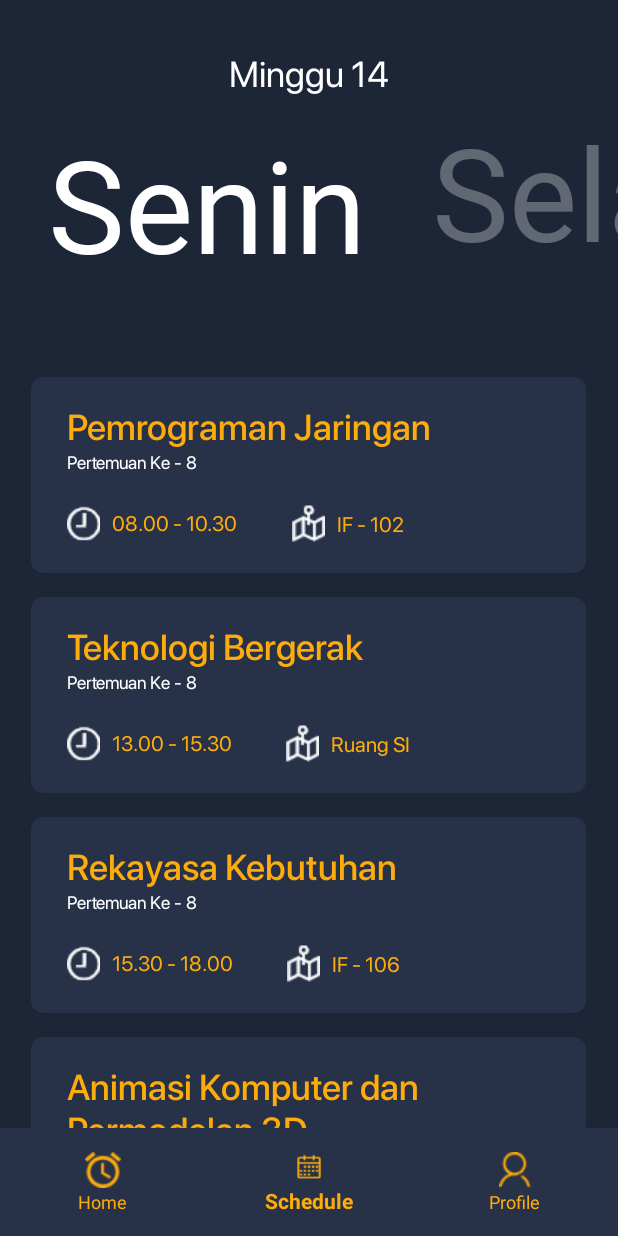
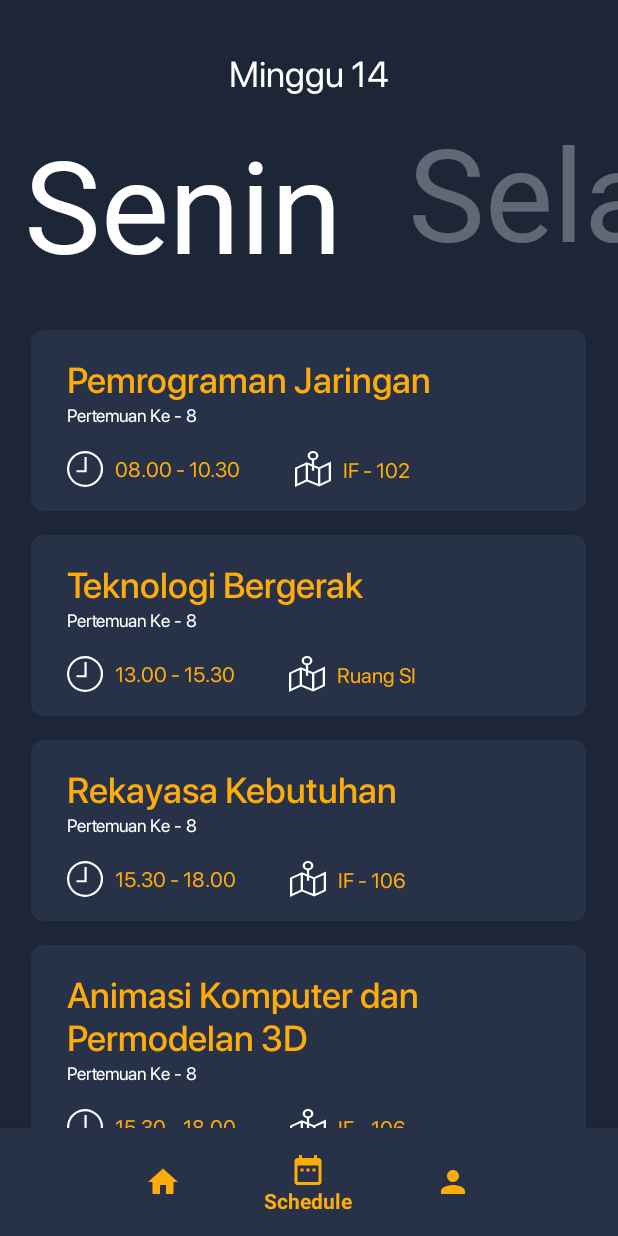
Before and after one commit to FalahFilano/Sikemas, an Android app: the screen it shows after launch (MainActivity), item 2 of the bottom bar chosen, on a phone screen of 412 x 824 dp. Run offline under Robolectric (Android 15) with nearby library versions, the phone set to English and light mode, and no system bars.

Commit message:
layout sip anti bug

```diff
--- a/app/src/main/java/com/filano/sikemastekber/Fragment/ScheduleFragment.java
+++ b/app/src/main/java/com/filano/sikemastekber/Fragment/ScheduleFragment.java
@@ -6,12 +6,11 @@ import android.support.design.widget.TabLayout;
 import android.support.v4.app.Fragment;
 import android.support.v4.app.FragmentManager;
 import android.support.v4.app.FragmentPagerAdapter;
+import android.support.v4.app.FragmentStatePagerAdapter;
 import android.support.v4.view.ViewPager;
 import android.view.LayoutInflater;
 import android.view.View;
 import android.view.ViewGroup;
-
-import com.filano.sikemastekber.Fragment.ScheduleRecyclerFragment;
 import com.filano.sikemastekber.R;
 
 import java.util.ArrayList;
@@ -44,7 +43,7 @@ public class ScheduleFragment extends Fragment {
     }
 
     private void setupViewPager(ViewPager viewPager) {
-        ViewPagerAdapter adapter = new ViewPagerAdapter(getActivity().getSupportFragmentManager());
+        ViewPagerAdapter adapter = new ViewPagerAdapter(getChildFragmentManager());
         adapter.addFragment(new ScheduleRecyclerFragment(), "Senin");
         adapter.addFragment(new ScheduleRecyclerFragment(), "Selasa");
         adapter.addFragment(new ScheduleRecyclerFragment(), "Rabu");
@@ -53,7 +52,7 @@ public class ScheduleFragment extends Fragment {
         viewPager.setAdapter(adapter);
     }
 
-    class ViewPagerAdapter extends FragmentPagerAdapter {
+    class ViewPagerAdapter extends FragmentStatePagerAdapter {
         private final List<ScheduleRecyclerFragment> mScheduleRecyclerFragmentList = new ArrayList<>();
         private final List<String> mFragmentTitleList = new ArrayList<>();
 
--- a/app/src/main/java/com/filano/sikemastekber/Fragment/ScheduleRecyclerFragment.java
+++ b/app/src/main/java/com/filano/sikemastekber/Fragment/ScheduleRecyclerFragment.java
@@ -52,6 +52,7 @@ public class ScheduleRecyclerFragment extends android.support.v4.app.Fragment {
         itemList.add(new Course("Teknologi Bergerak", "13.00 - 15.30", "Ruang SI", "UAS - Progress Final Project", 8));
         itemList.add(new Course("Rekayasa Kebutuhan", "15.30 - 18.00", "IF - 106", "UAS - Progress Final Project", 8));
         itemList.add(new Course("Animasi Komputer dan Permodelan 3D", "15.30 - 18.00", "IF - 106", "bersama ericko", 8));
-
+        itemList.add(new Course("Animasi Komputer dan Permodelan 3D", "15.30 - 18.00", "IF - 106", "bersama ericko", 8));
+        itemList.add(new Course("Animasi Komputer dan Permodelan 3D", "15.30 - 18.00", "IF - 106", "bersama ericko", 8));
     }
 }
--- /dev/null
+++ b/app/src/main/res/drawable/calendar.xml
@@ -0,0 +1,5 @@
+<vector android:height="24dp" android:tint="#FFFFFF"
+    android:viewportHeight="24.0" android:viewportWidth="24.0"
+    android:width="24dp" xmlns:android="http://schemas.android.com/apk/res/android">
+    <path android:fillColor="#FF000000" android:pathData="M9,11L7,11v2h2v-2zM13,11h-2v2h2v-2zM17,11h-2v2h2v-2zM19,4h-1L18,2h-2v2L8,4L8,2L6,2v2L5,4c-1.11,0 -1.99,0.9 -1.99,2L3,20c0,1.1 0.89,2 2,2h14c1.1,0 2,-0.9 2,-2L21,6c0,-1.1 -0.9,-2 -2,-2zM19,20L5,20L5,9h14v11z"/>
+</vector>
--- /dev/null
+++ b/app/src/main/res/drawable/clock.xml
@@ -0,0 +1,4 @@
+<vector android:height="24dp" android:viewportHeight="61.35"
+    android:viewportWidth="61.35" android:width="24dp" xmlns:android="http://schemas.android.com/apk/res/android">
+    <path android:fillColor="#fff" android:pathData="M30.67,61.35A30.74,30.74 0,0 1,18.77 59,30 30,0 0,1 9,52.37 31.21,31.21 0,0 1,2.4 42.63,30.73 30.73,0 0,1 30.67,0a31,31 0,0 1,12 2.4A31.56,31.56 0,0 1,52.32 9,31.24 31.24,0 0,1 59,18.72a31,31 0,0 1,0 23.91,31.24 31.24,0 0,1 -6.63,9.74A29.89,29.89 0,0 1,42.58 59,30.57 30.57,0 0,1 30.67,61.35ZM30.67,3.74A27,27 0,0 0,5.86 41.19a27.59,27.59 0,0 0,5.81 8.54,26.33 26.33,0 0,0 8.54,5.76A26.91,26.91 0,0 0,49.68 11.62a26.33,26.33 0,0 0,-8.54 -5.76A26.69,26.69 0,0 0,30.67 3.74ZM33.51,36.39L16.08,36.39L16.08,32.64L29.76,32.64L29.76,10.13h3.75Z"/>
+</vector>
--- /dev/null
+++ b/app/src/main/res/drawable/home.xml
@@ -0,0 +1,5 @@
+<vector android:height="24dp" android:tint="#FFFFFF"
+    android:viewportHeight="24.0" android:viewportWidth="24.0"
+    android:width="24dp" xmlns:android="http://schemas.android.com/apk/res/android">
+    <path android:fillColor="#FF000000" android:pathData="M10,20v-6h4v6h5v-8h3L12,3 2,12h3v8z"/>
+</vector>
--- /dev/null
+++ b/app/src/main/res/drawable/map.xml
@@ -0,0 +1,4 @@
+<vector android:height="24dp" android:viewportHeight="67.4"
+    android:viewportWidth="59.14" android:width="24dp" xmlns:android="http://schemas.android.com/apk/res/android">
+    <path android:fillColor="#fff" android:pathData="M59.14,19.87L59.14,56.16L39.75,66.39 19.49,57.12 0,67.4L0,31.2L19.39,20.93l8.31,3.84L27.7,17.33a8.78,8.78 0,1 1,3.74 0v9.12l8.21,3.79ZM3.74,61.21l13.83,-7.3L17.57,26.11L3.74,33.46ZM27.74,37.21L27.74,28.9l-6.39,-3L21.35,53.81L37.83,61.4L37.83,33.56l-6.39,-3L31.44,37.2ZM29.61,13.79a5,5 0,1 0,-5 -5A5,5 0,0 0,29.57 13.78ZM55.4,26.11 L41.57,33.46L41.57,61.21l13.83,-7.3Z"/>
+</vector>
--- /dev/null
+++ b/app/src/main/res/drawable/profile.xml
@@ -0,0 +1,5 @@
+<vector android:height="24dp" android:tint="#FFFFFF"
+    android:viewportHeight="24.0" android:viewportWidth="24.0"
+    android:width="24dp" xmlns:android="http://schemas.android.com/apk/res/android">
+    <path android:fillColor="#FF000000" android:pathData="M12,12c2.21,0 4,-1.79 4,-4s-1.79,-4 -4,-4 -4,1.79 -4,4 1.79,4 4,4zM12,14c-2.67,0 -8,1.34 -8,4v2h16v-2c0,-2.66 -5.33,-4 -8,-4z"/>
+</vector>
--- a/app/src/main/res/layout/activity_main.xml
+++ b/app/src/main/res/layout/activity_main.xml
@@ -12,20 +12,24 @@
         android:id="@+id/fl_container"
         android:layout_width="match_parent"
         android:layout_height="match_parent"
-        app:layout_behavior="@string/appbar_scrolling_view_behavior" />
+        app:layout_behavior="@string/appbar_scrolling_view_behavior"
+        android:layout_marginBottom="72dp"
+        app:layout_constraintEnd_toEndOf="parent"
+        app:layout_constraintStart_toStartOf="parent"
+        app:layout_constraintTop_toTopOf="parent" />
 
     <android.support.design.widget.BottomNavigationView
         android:id="@+id/bn_main"
         android:layout_width="match_parent"
         android:layout_height="wrap_content"
-        android:paddingBottom="8dp"
-        android:paddingTop="8dp"
         android:layout_alignParentBottom="true"
         android:background="@color/colorPrimary"
+        android:paddingTop="8dp"
+        android:paddingBottom="8dp"
         app:itemIconTint="@color/colorAccent"
         app:itemTextColor="@color/colorAccent"
+        app:labelVisibilityMode="selected"
         app:layout_constraintBottom_toBottomOf="parent"
-        app:layout_constraintEnd_toEndOf="parent"
         app:layout_constraintStart_toStartOf="parent"
         app:menu="@menu/bottom_nav" />
 
--- a/app/src/main/res/layout/fragment_home.xml
+++ b/app/src/main/res/layout/fragment_home.xml
@@ -43,7 +43,10 @@
         android:layout_width="match_parent"
         android:layout_height="wrap_content"
         android:clipToPadding="false"
-        android:padding="16dp"
+        android:paddingTop="16dp"
+        android:paddingBottom="16dp"
+        android:paddingLeft="36dp"
+        android:paddingRight="36dp"
         app:layout_constraintBottom_toBottomOf="parent"
         app:layout_constraintEnd_toEndOf="parent"
         app:layout_constraintHorizontal_bias="0.0"
--- a/app/src/main/res/layout/fragment_schedule.xml
+++ b/app/src/main/res/layout/fragment_schedule.xml
@@ -33,9 +33,6 @@
             app:tabPaddingStart="16dp"
             app:tabPaddingEnd="16dp"
             app:tabPaddingBottom="-1dp"
-            android:clipToPadding="false"
-            android:paddingLeft="16dp"
-            android:paddingRight="16dp"
             app:tabGravity="fill"/>
 
     </android.support.design.widget.AppBarLayout>
--- a/app/src/main/res/menu/bottom_nav.xml
+++ b/app/src/main/res/menu/bottom_nav.xml
@@ -3,7 +3,7 @@
 
     <item
         android:id="@+id/nav_home"
-        android:icon="@drawable/jam"
+        android:icon="@drawable/home"
         android:title="Home"/>
 
     <item
```
Also changed, not shown: app/src/main/res/drawable/calendar.png (deleted), app/src/main/res/drawable/clock.png (deleted), app/src/main/res/drawable/map.png (deleted), app/src/main/res/drawable/profile.png (deleted), app/src/main/res/values/colors.xml (line endings or trailing spaces).
